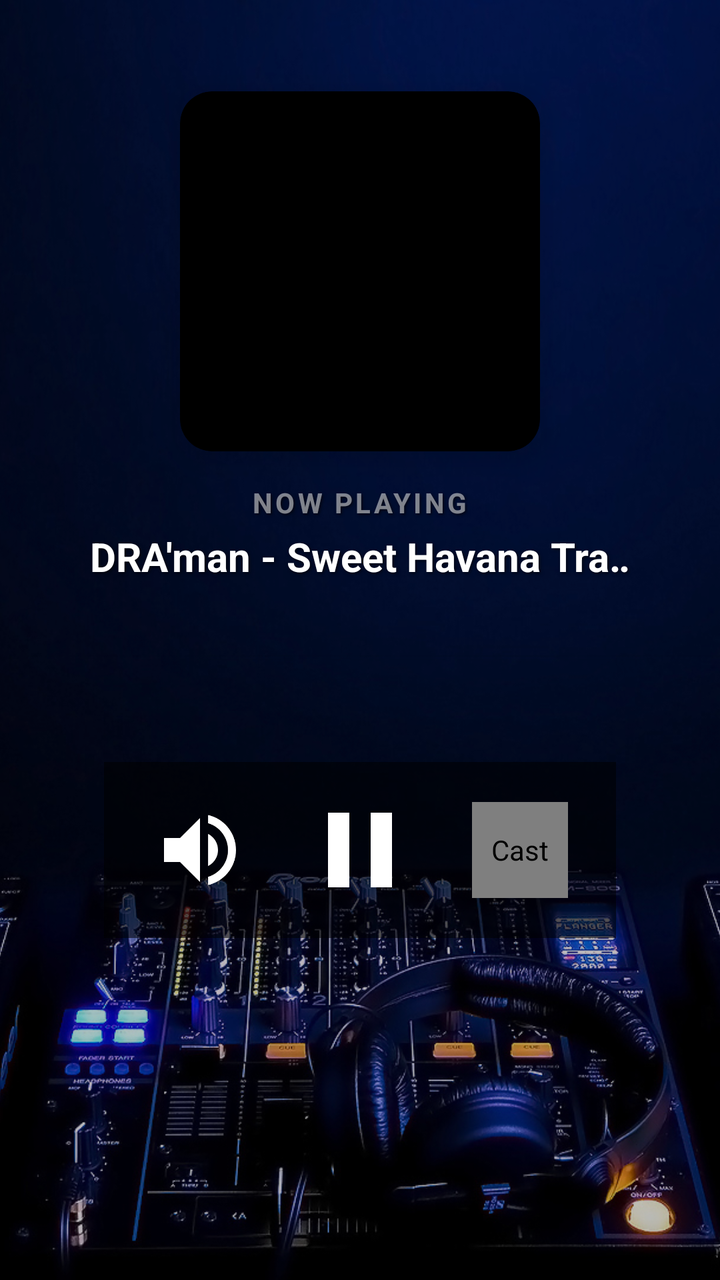
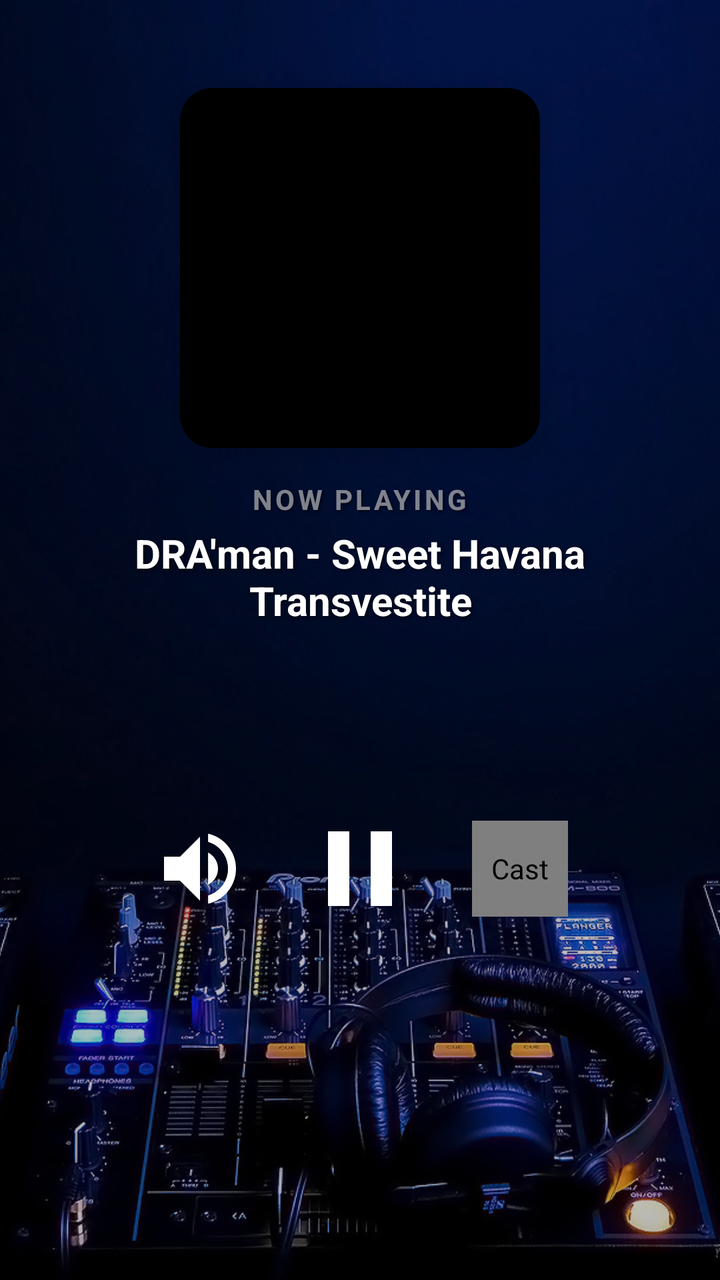

The first picture is an Android layout as it rendered before a commit; the second is the same layout after the commit. The layout source and the unified diff follow.
<!-- AndroidManifest.xml: application theme Theme.BootieMashupRadio -->
<!-- res/layout/activity_main.xml -->
<?xml version="1.0" encoding="utf-8"?>
<androidx.constraintlayout.widget.ConstraintLayout xmlns:android="http://schemas.android.com/apk/res/android"
    xmlns:app="http://schemas.android.com/apk/res-auto"
    xmlns:tools="http://schemas.android.com/tools"
    android:layout_width="match_parent"
    android:layout_height="match_parent"
    android:id="@+id/rootView"
    tools:context=".MainActivity">

    
    <ImageView
        android:id="@+id/ivBackground"
        android:layout_width="0dp"
        android:layout_height="0dp"
        android:src="@drawable/background"
        android:scaleType="centerCrop"
        app:layout_constraintTop_toTopOf="parent"
        app:layout_constraintBottom_toBottomOf="parent"
        app:layout_constraintStart_toStartOf="parent"
        app:layout_constraintEnd_toEndOf="parent" />

    
    <View
        android:layout_width="0dp"
        android:layout_height="0dp"
        android:background="#40000000"
        app:layout_constraintTop_toTopOf="parent"
        app:layout_constraintBottom_toBottomOf="parent"
        app:layout_constraintStart_toStartOf="parent"
        app:layout_constraintEnd_toEndOf="parent" />

    
    <LinearLayout
        android:layout_width="match_parent"
        android:layout_height="match_parent"
        android:orientation="vertical"
        android:gravity="center_horizontal"
        android:weightSum="10"
        android:padding="24dp">

        
        <View
            android:layout_width="match_parent"
            android:layout_height="0dp"
            android:layout_weight="1" />

        
        <androidx.cardview.widget.CardView
            android:id="@+id/cvArtwork"
            android:layout_width="180dp"
            android:layout_height="180dp"
            app:cardCornerRadius="16dp"
            app:cardElevation="8dp"
            app:cardBackgroundColor="@color/black"
            android:layout_gravity="center_horizontal"
            android:layout_marginBottom="16dp">

            <ImageView
                android:id="@+id/ivArtwork"
                android:layout_width="match_parent"
                android:layout_height="match_parent"
                android:scaleType="centerCrop"
                android:src="@mipmap/ic_launcher_round" />
        </androidx.cardview.widget.CardView>

        
        <TextView
            android:id="@+id/tvNowPlayingLabel"
            android:layout_width="wrap_content"
            android:layout_height="wrap_content"
            android:text="NOW PLAYING"
            android:textColor="@color/white_translucent"
            android:textSize="14sp"
            android:textStyle="bold"
            android:letterSpacing="0.1"
            android:shadowColor="@color/text_shadow_color"
            android:shadowDx="2"
            android:shadowDy="2"
            android:shadowRadius="3"
            android:layout_marginBottom="4dp" />

        <TextView
            android:id="@+id/tvTrackTitle"
            android:layout_width="match_parent"
            android:layout_height="wrap_content"
            android:text="DRA'man - Sweet Havana Transvestite"
            android:textColor="@color/white"
            android:textSize="20sp"
            android:textStyle="bold"
            android:gravity="center"
            android:shadowColor="@color/text_shadow_color"
            android:shadowDx="2"
            android:shadowDy="2"
            android:shadowRadius="4"
            android:ellipsize="marquee"
            android:singleLine="true"
            android:marqueeRepeatLimit="marquee_forever"
            android:scrollHorizontally="true"
            android:layout_marginLeft="16dp"
            android:layout_marginRight="16dp"
            android:layout_marginBottom="24dp" />

        
        <View
            android:layout_width="match_parent"
            android:layout_height="0dp"
            android:layout_weight="3" />

        
        <LinearLayout
            android:layout_width="wrap_content"
            android:layout_height="wrap_content"
            android:orientation="horizontal"
            android:gravity="center"
            android:background="#90000000"
            android:paddingHorizontal="24dp"
            android:paddingVertical="12dp"
            android:layout_marginBottom="16dp">

            
            <ImageButton
                android:id="@+id/btnMute"
                android:layout_width="48dp"
                android:layout_height="48dp"
                android:src="@drawable/ic_volume_up_white_24dp"
                android:background="?android:attr/selectableItemBackgroundBorderless"
                android:contentDescription="Mute Audio"
                android:scaleType="fitCenter"
                android:layout_marginRight="24dp" />

            
            <ImageButton
                android:id="@+id/btnPlayPause"
                android:layout_width="64dp"
                android:layout_height="64dp"
                android:src="@drawable/ic_pause_white_24dp"
                android:background="?android:attr/selectableItemBackgroundBorderless"
                android:contentDescription="Play/Pause"
                android:scaleType="fitCenter"
                android:layout_marginRight="24dp" />

            
            <androidx.mediarouter.app.MediaRouteButton
                android:id="@+id/mediaRouteButton"
                android:layout_width="48dp"
                android:layout_height="48dp"
                android:background="?android:attr/selectableItemBackgroundBorderless"
                app:mediaRouteButtonTint="@color/white"
                android:contentDescription="Cast" />

        </LinearLayout>

    </LinearLayout>

</androidx.constraintlayout.widget.ConstraintLayout>
<!-- resources referenced by this layout -->
<resources>
  <color name="black">#FF000000</color>
  <color name="text_shadow_color">#A0000000</color>
  <color name="white">#FFFFFFFF</color>
  <color name="white_translucent">#80FFFFFF</color>
  <!-- drawable background: jpg bitmap (drawable-nodpi, 962797 bytes) -->
  <!-- drawable ic_pause_white_24dp (drawable) -->
  <vector xmlns:android="http://schemas.android.com/apk/res/android"
      android:width="24dp"
      android:height="24dp"
      android:viewportWidth="24"
      android:viewportHeight="24">
    <path
        android:fillColor="#FFFFFFFF"
        android:pathData="M6,19h4L10,5L6,5v14zM14,5v14h4L18,5h-4z"/>
  </vector>
  <!-- drawable ic_volume_up_white_24dp (drawable) -->
  <vector xmlns:android="http://schemas.android.com/apk/res/android"
      android:width="24dp"
      android:height="24dp"
      android:viewportWidth="24"
      android:viewportHeight="24">
    <path
        android:fillColor="#FFFFFFFF"
        android:pathData="M3,9v6h4l5,5L12,4L7,9L3,9zM16.5,12c0,-1.77 -1.02,-3.29 -2.5,-4.03v8.05c1.48,-0.73 2.5,-2.25 2.5,-4.02zM14,3.23v2.06c2.89,0.86 5,3.54 5,6.71s-2.11,5.85 -5,6.71v2.06c4.01,-0.91 7,-4.49 7,-8.77s-2.99,-7.86 -7,-8.77z"/>
  </vector>
  <!-- mipmap ic_launcher_round (mipmap-anydpi-v26) -->
  <?xml version="1.0" encoding="utf-8"?>
  <adaptive-icon xmlns:android="http://schemas.android.com/apk/res/android">
      <background android:drawable="@color/black" />
      <foreground android:drawable="@mipmap/ic_launcher_foreground" />
  </adaptive-icon>
  <style name="Theme.BootieMashupRadio" parent="Theme.MaterialComponents.NoActionBar">
          
          <item name="colorPrimary">@color/colorPrimary</item>
          <item name="colorPrimaryDark">@color/colorPrimaryDark</item>
          <item name="colorAccent">@color/colorAccent</item>
  
          
          <item name="android:windowBackground">@color/black</item>
          <item name="android:windowNoTitle">true</item>
          <item name="android:windowFullscreen">false</item>
      </style>
  <color name="colorPrimary">#000000</color>
  <color name="colorPrimaryDark">#000000</color>
  <color name="colorAccent">#FFFFFF</color>
</resources>

<!-- the commit's change to res/layout/activity_main.xml (unified diff, before → after) -->
@@ -92,13 +92,43 @@
             android:shadowDx="2"
             android:shadowDy="2"
             android:shadowRadius="4"
-            android:ellipsize="marquee"
-            android:singleLine="true"
-            android:marqueeRepeatLimit="marquee_forever"
-            android:scrollHorizontally="true"
             android:layout_marginLeft="16dp"
             android:layout_marginRight="16dp"
-            android:layout_marginBottom="24dp" />
+            android:layout_marginBottom="16dp" />
+
+        
+        <TextView
+            android:id="@+id/tvNextTrackLabel"
+            android:layout_width="wrap_content"
+            android:layout_height="wrap_content"
+            android:text="COMING NEXT"
+            android:textColor="@color/white_translucent"
+            android:textSize="14sp"
+            android:textStyle="bold"
+            android:letterSpacing="0.1"
+            android:shadowColor="@color/text_shadow_color"
+            android:shadowDx="2"
+            android:shadowDy="2"
+            android:shadowRadius="3"
+            android:layout_marginBottom="4dp"
+            android:visibility="gone" />
+
+        <TextView
+            android:id="@+id/tvNextTrack"
+            android:layout_width="match_parent"
+            android:layout_height="wrap_content"
+            android:text=""
+            android:textColor="@color/white"
+            android:textSize="16sp"
+            android:gravity="center"
+            android:shadowColor="@color/text_shadow_color"
+            android:shadowDx="2"
+            android:shadowDy="2"
+            android:shadowRadius="4"
+            android:layout_marginLeft="16dp"
+            android:layout_marginRight="16dp"
+            android:layout_marginBottom="24dp"
+            android:visibility="gone" />
 
         
         <View
@@ -112,7 +142,7 @@
             android:layout_height="wrap_content"
             android:orientation="horizontal"
             android:gravity="center"
-            android:background="#90000000"
+            android:background="@android:color/transparent"
             android:paddingHorizontal="24dp"
             android:paddingVertical="12dp"
             android:layout_marginBottom="16dp">
